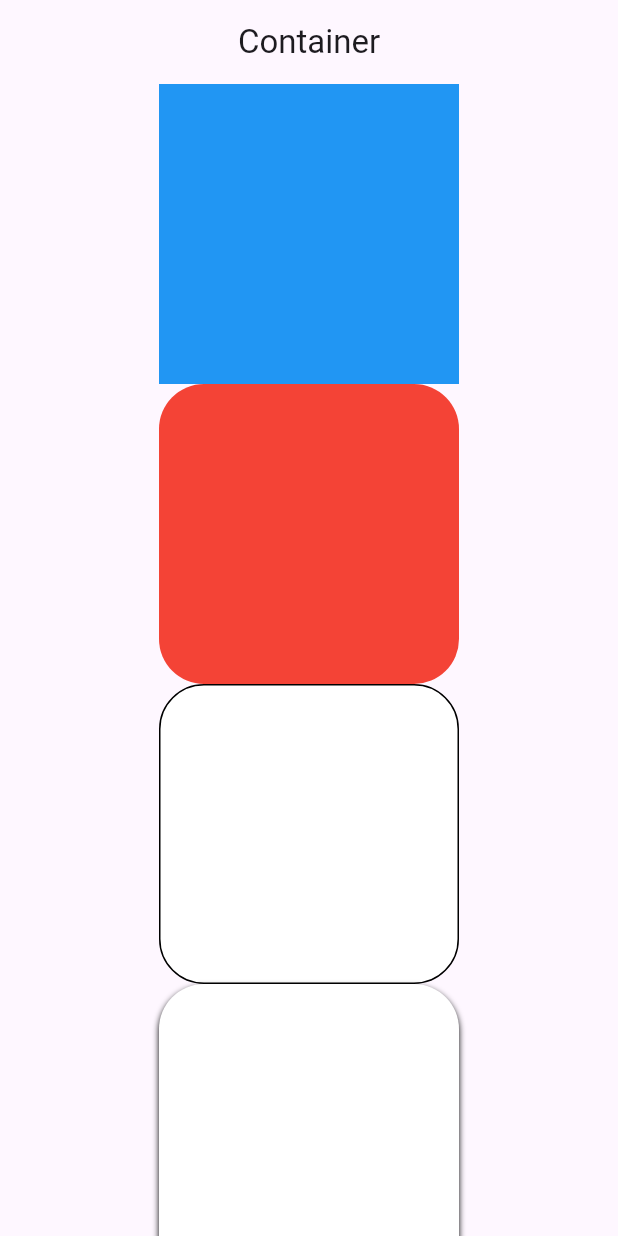
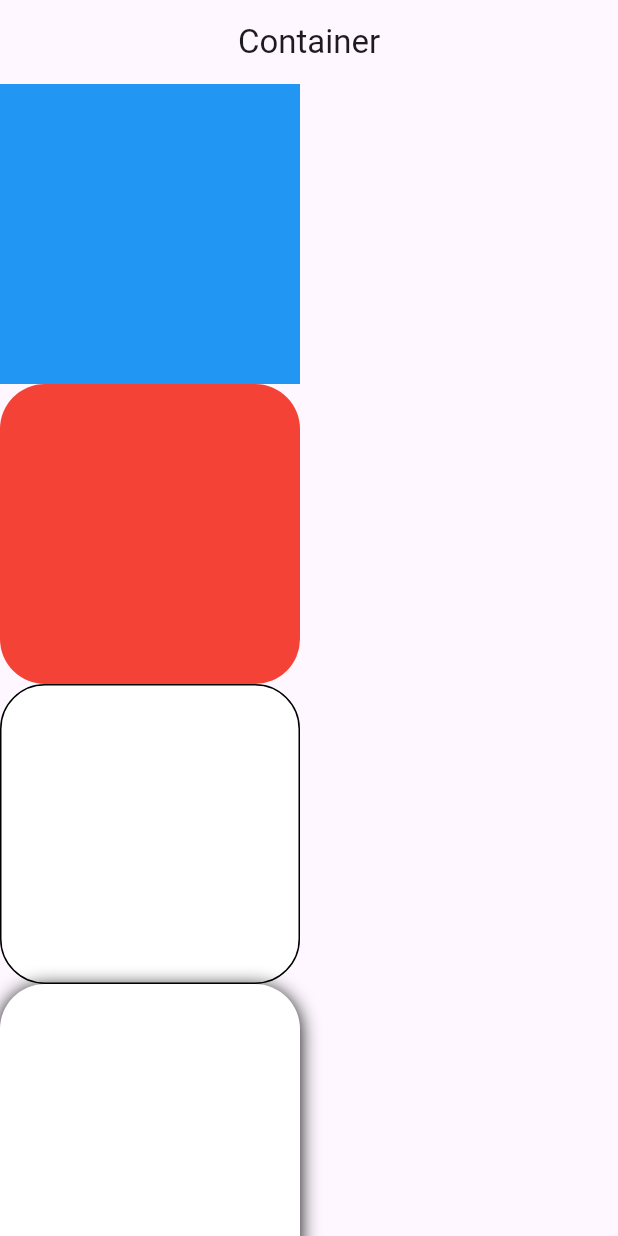
Before and after one commit to MrnabeelKhan01/OnlineClass, a Flutter app: the screen it shows after launch, on a phone screen of 412 x 824 dp. Run offline on Flutter 3.47's test engine with Material 3 defaults, Android fonts, the phone set to English and light mode, and no system bars.

Commit message:
Container Decoration

```diff
--- a/lib/container.dart
+++ b/lib/container.dart
@@ -9,10 +9,8 @@ class MyContainer extends StatelessWidget {
       appBar:AppBar(centerTitle:true,
         title:const Text("Container"),
       ),
-      body:Row(
-        mainAxisAlignment:MainAxisAlignment.center,
-        children: [
-          Column(
+      //We take column to pass multiple widgets because column accept children
+      body:Column(
         crossAxisAlignment:CrossAxisAlignment.center,
         children: [
           Container(
@@ -47,14 +45,20 @@ class MyContainer extends StatelessWidget {
                 borderRadius:BorderRadius.circular(30),
               boxShadow:const [
                 BoxShadow(
+                  //off direction of shadow
                   offset:Offset(0, 2),
+                  //color shadow color
                   color:Colors.black,
-                      blurRadius:3
-                    )
+                  //create blur below the container
+                  blurRadius:10
+                ),
+                // BoxShadow(
+                //     offset:Offset(0, 2),
+                //     color:Colors.black,
+                //     blurRadius:3
+                // )
               ]
             ),
-              ),
-            ],
           ),
         ],
       ),
```
Lines whose indentation alone changed are shown as unchanged.
